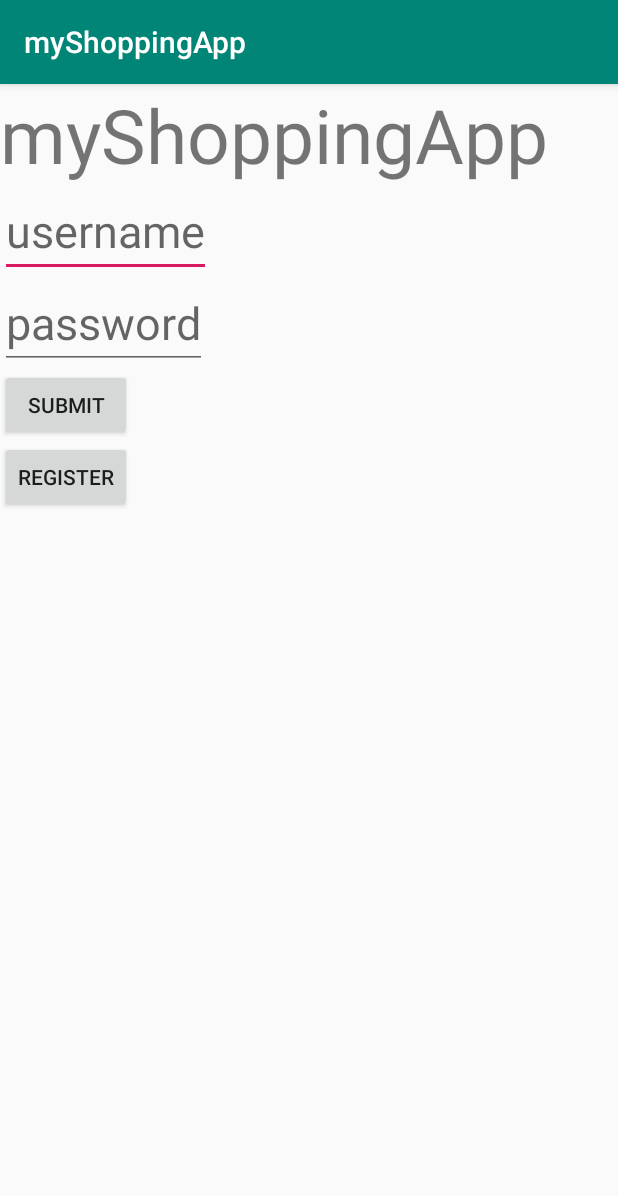
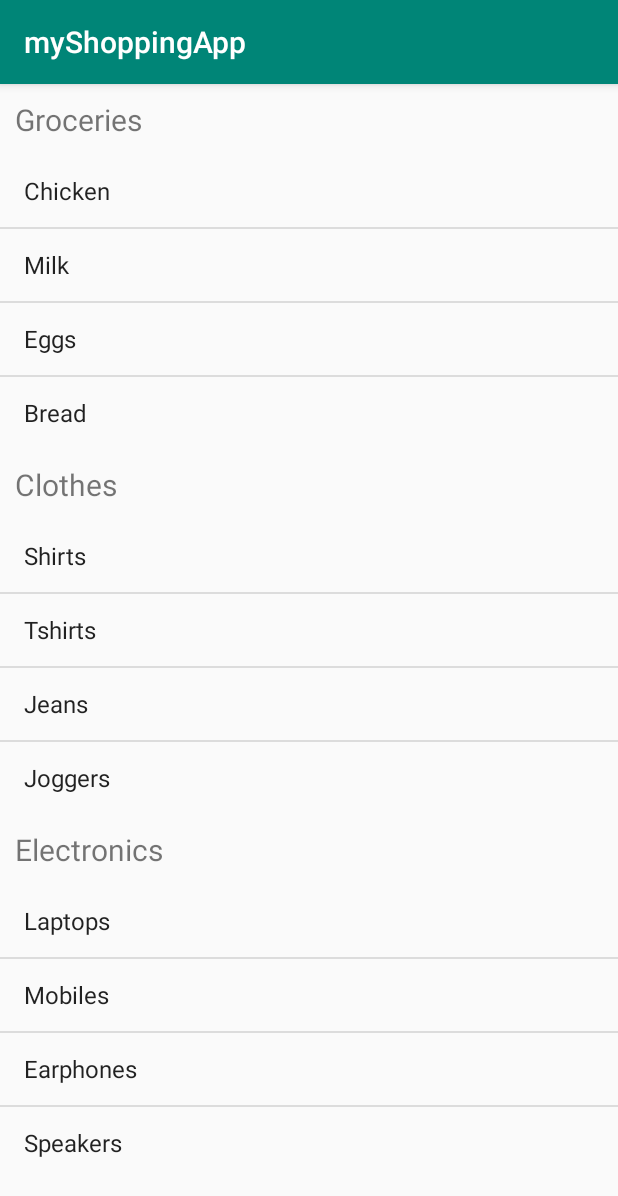
Before and after one commit to kewalg/CS541-proj4, an Android app: the screen it shows after launch (MainActivity before the commit, MenuActivity3 after it), on a phone screen of 412 x 824 dp. Shown: the top 1196 px of the screen. Run offline under Robolectric (Android 15) with nearby library versions, the phone set to English and light mode, and no system bars.

Commit message:
listview implementation

```diff
--- a/app/src/main/AndroidManifest.xml
+++ b/app/src/main/AndroidManifest.xml
@@ -15,13 +15,14 @@
         <activity android:name=".RegisterActivity2"></activity>
         <activity android:name=".FinalActivity5" />
         <activity android:name=".CartActivity4" />
-        <activity android:name=".MenuActivity3" />
+        <activity android:name=".MenuActivity3" >
+        <intent-filter>
+            <action android:name="android.intent.action.MAIN" />
+
+            <category android:name="android.intent.category.LAUNCHER" />
+        </intent-filter>
+        </activity>
         <activity android:name=".MainActivity">
-            <intent-filter>
-                <action android:name="android.intent.action.MAIN" />
-
-                <category android:name="android.intent.category.LAUNCHER" />
-            </intent-filter>
         </activity>
     </application>
     <uses-permission android:name="android.permission.INTERNET" />
--- a/app/src/main/java/com/example/myshoppingapp/MenuActivity3.java
+++ b/app/src/main/java/com/example/myshoppingapp/MenuActivity3.java
@@ -3,6 +3,13 @@ package com.example.myshoppingapp;
 import androidx.appcompat.app.AppCompatActivity;
 
 import android.os.Bundle;
+import android.widget.ArrayAdapter;
+import android.widget.ListView;
+
+import java.util.ArrayList;
+import java.util.List;
+
+import static java.util.Arrays.asList;
 
 public class MenuActivity3 extends AppCompatActivity {
 
@@ -10,5 +17,21 @@ public class MenuActivity3 extends AppCompatActivity {
     protected void onCreate(Bundle savedInstanceState) {
         super.onCreate(savedInstanceState);
         setContentView(R.layout.activity_menu3);
+
+        ListView lv_food = findViewById(R.id.lv_groceries);
+        ArrayList<String> fooditems = new ArrayList<String>(asList("Chicken", "Milk", "Eggs", "Bread"));
+        ArrayAdapter<String> arrayAdapter = new ArrayAdapter<String>(this, android.R.layout.simple_list_item_1, fooditems);
+        lv_food.setAdapter(arrayAdapter);
+
+        ListView lv_clothes = findViewById(R.id.lv_clothes);
+        ArrayList<String> clothitems = new ArrayList<String>(asList("Shirts", "Tshirts", "Jeans", "Joggers"));
+        ArrayAdapter<String> arrayAdapter1 = new ArrayAdapter<String>(this, android.R.layout.simple_list_item_1, clothitems);
+        lv_clothes.setAdapter(arrayAdapter1);
+
+        ListView lv_electronics = findViewById(R.id.lv_electronics);
+        ArrayList<String> electronicitems = new ArrayList<String>(asList("Laptops", "Mobiles", "Earphones", "Speakers"));
+        ArrayAdapter<String> arrayAdapter2 = new ArrayAdapter<String>(this, android.R.layout.simple_list_item_1, electronicitems);
+        lv_electronics.setAdapter(arrayAdapter2);
+
     }
 }
--- a/app/src/main/res/layout/activity_menu3.xml
+++ b/app/src/main/res/layout/activity_menu3.xml
@@ -1,9 +1,55 @@
 <?xml version="1.0" encoding="utf-8"?>
-<androidx.constraintlayout.widget.ConstraintLayout xmlns:android="http://schemas.android.com/apk/res/android"
+<RelativeLayout xmlns:android="http://schemas.android.com/apk/res/android"
     xmlns:app="http://schemas.android.com/apk/res-auto"
     xmlns:tools="http://schemas.android.com/tools"
     android:layout_width="match_parent"
     android:layout_height="match_parent"
     tools:context=".MenuActivity3">
 
-</androidx.constraintlayout.widget.ConstraintLayout>
+
+    <TextView
+        android:id="@+id/tv_groceries"
+        android:layout_width="wrap_content"
+        android:layout_height="wrap_content"
+        android:padding="10dp"
+        android:text="Groceries"
+        android:textSize="20dp" />
+
+    <ListView
+        android:id="@+id/lv_groceries"
+        android:layout_width="wrap_content"
+        android:layout_height="wrap_content"
+        android:layout_below="@id/tv_groceries" />
+
+    <TextView
+        android:id="@+id/tv_clothes"
+        android:layout_width="wrap_content"
+        android:layout_height="wrap_content"
+        android:layout_below="@id/lv_groceries"
+        android:padding="10dp"
+        android:text="Clothes"
+        android:textSize="20dp" />
+
+    <ListView
+        android:id="@+id/lv_clothes"
+        android:layout_width="wrap_content"
+        android:layout_height="wrap_content"
+        android:layout_below="@id/tv_clothes" />
+
+
+    <TextView
+        android:id="@+id/tv_electronics"
+        android:layout_width="wrap_content"
+        android:layout_height="wrap_content"
+        android:layout_below="@id/lv_clothes"
+        android:padding="10dp"
+        android:text="Electronics"
+        android:textSize="20dp" />
+
+    <ListView
+        android:id="@+id/lv_electronics"
+        android:layout_width="wrap_content"
+        android:layout_height="wrap_content"
+        android:layout_below="@id/tv_electronics" />
+
+</RelativeLayout>
```
